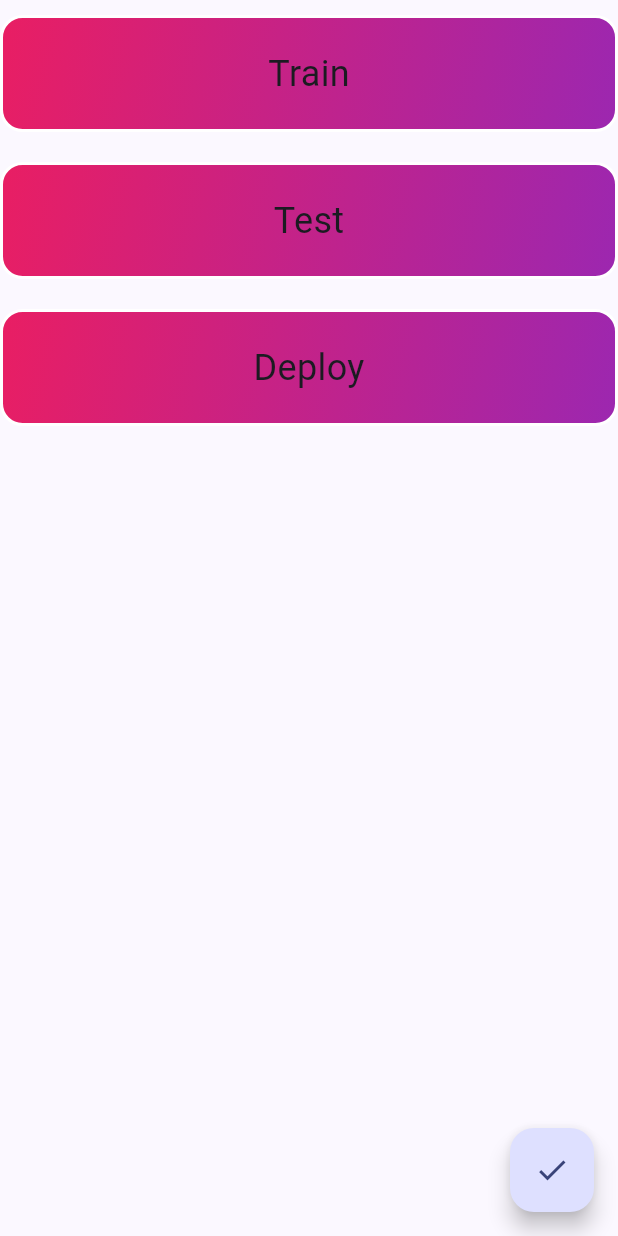
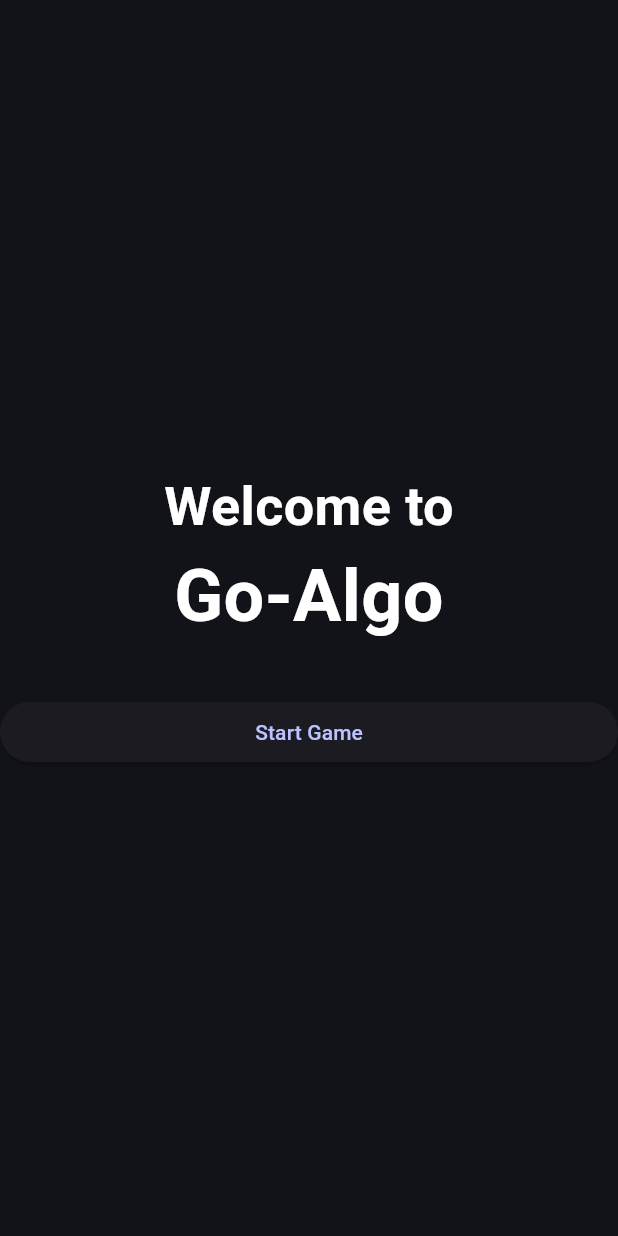
Before and after one commit to Atharva-Malode/Go-Algo-game-AI-Odeyessey, a Flutter app: the screen it shows after launch, on a phone screen of 412 x 824 dp. Run offline on Flutter 3.47's test engine with Material 2 defaults, Android fonts, the phone set to English and light mode, and no system bars.

Commit message:
checking commit

```diff
--- a/algo/lib/main.dart
+++ b/algo/lib/main.dart
@@ -1,4 +1,5 @@
 import 'package:flutter/material.dart';
+import './start-screen.dart';
 
 void main() {
   runApp(const MyApp());
@@ -14,127 +15,15 @@ class MyApp extends StatelessWidget {
       theme: ThemeData(
         colorSchemeSeed: Colors.indigo,
         useMaterial3: true,
-        brightness: Brightness.light,
+        brightness: Brightness.dark,
       ),
       darkTheme: ThemeData(
         colorSchemeSeed: Colors.blue,
         useMaterial3: true,
         brightness: Brightness.dark,
       ),
-      home: MyHomePage(),
+      home: const StartPage(),
       debugShowCheckedModeBanner: false,
     );
   }
 }
-
-class MyHomePage extends StatefulWidget {
-  MyHomePage({Key? key}) : super(key: key);
-
-  @override
-  _MyHomePageState createState() => _MyHomePageState();
-}
-
-class _MyHomePageState extends State<MyHomePage> {
-  List<String> stepList = [
-    'Train',
-    'Test',
-    'Deploy',
-  ];
-
-  final List<String> correctOrderList = ['Train', 'Test', 'Deploy'];
-
-  bool isOrderCorrect() {
-    for (int i = 0; i < stepList.length; i++) {
-      if (stepList[i] != correctOrderList[i]) {
-        return false;
-      }
-    }
-    return true;
-  }
-
-  @override
-  Widget build(BuildContext context) {
-    return Scaffold(
-      body: ReorderableListView(
-        children: stepList
-            .map(
-              (step) => Padding(
-                key: ValueKey(step),
-                padding: const EdgeInsets.symmetric(vertical: 10.0),
-                child: Container(
-                  width: 200,
-                  padding: const EdgeInsets.all(20.0),
-                  decoration: BoxDecoration(
-                    gradient: LinearGradient(
-                      colors: [Colors.pink, Colors.purple],
-                      begin: Alignment.topLeft,
-                      end: Alignment.bottomRight,
-                    ),
-                    borderRadius: BorderRadius.circular(15.0),
-                    border: Border.all(
-                      color: Colors.white,
-                      width: 2.0,
-                    ),
-                  ),
-                  child: Center(
-                    child: Text(
-                      step,
-                      style: const TextStyle(fontSize: 24.0),
-                    ),
-                  ),
-                ),
-              ),
-            )
-            .toList(),
-        onReorder: (int oldIndex, int newIndex) {
-          setState(() {
-            if (newIndex > oldIndex) {
-              newIndex -= 1;
-            }
-            final String item = stepList.removeAt(oldIndex);
-            stepList.insert(newIndex, item);
-          });
-        },
-      ),
-      floatingActionButton: FloatingActionButton(
-        onPressed: () {
-          if (isOrderCorrect()) {
-            Navigator.push(
-              context,
-              PageRouteBuilder(
-                pageBuilder: (context, animation, secondaryAnimation) => NextPage(),
-                transitionsBuilder: (context, animation, secondaryAnimation, child) {
-                  return FadeTransition(
-                    opacity: animation,
-                    child: child,
-                  );
-                },
-              ),
-            );
-            print('Order is correct, moving to next page...');
-          }
-          else {
-            showDialog(
-              context: context,
-              builder: (BuildContext context) {
-                return AlertDialog(
-                  title: const Text('Try Again'),
-                  content: const Text('The sequence is incorrect. Please try again.'),
-                  actions: <Widget>[
-                    TextButton(
-                      onPressed: () {
-                        Navigator.of(context).pop();
-                      },
-                      child: const Text('OK'),
-                    ),
-                  ],
-                );
-              }
-            );
-          }
-        },
-        child: const Icon(Icons.check),
-      ),
-    );
-  }
-}
--- a/algo/lib/start-screen.dart
+++ b/algo/lib/start-screen.dart
@@ -0,0 +1,118 @@
+// ignore: file_names
+import 'dart:async';
+
+import 'package:flutter/material.dart';
+import './login/login1.dart';
+
+class StartPage extends StatefulWidget {
+  const StartPage({Key? key}) : super(key: key);
+
+  @override
+  // ignore: library_private_types_in_public_api
+  _StartPageState createState() => _StartPageState();
+}
+
+class _StartPageState extends State<StartPage>
+    with SingleTickerProviderStateMixin {
+  late AnimationController _controller;
+  late Animation<Offset> _slideAnimation;
+  late Animation<double> _fadeAnimation;
+
+  @override
+  void initState() {
+    super.initState();
+
+    _controller = AnimationController(
+      vsync: this,
+      duration: const Duration(seconds: 1),
+    );
+
+    _slideAnimation = Tween<Offset>(
+      begin: const Offset(0.0, 1.0),
+      end: const Offset(0.0, 0.0),
+    ).animate(CurvedAnimation(
+      parent: _controller,
+      curve: Curves.easeOut,
+    ));
+
+    _fadeAnimation = Tween<double>(
+      begin: 0.0,
+      end: 1.0,
+    ).animate(CurvedAnimation(
+      parent: _controller,
+      curve: Curves.easeOut,
+    ));
+
+    Timer(const Duration(milliseconds: 500), () => _controller.forward());
+  }
+
+  @override
+  void dispose() {
+    _controller.dispose();
+    super.dispose();
+  }
+
+  void _onStartPressed() {
+    Navigator.push(
+      context,
+      MaterialPageRoute(builder: (context) => const LoginPage()),
+    );
+  }
+
+  @override
+  Widget build(BuildContext context) {
+    return Scaffold(
+      body: Stack(
+        children: [
+          Column(
+            mainAxisAlignment: MainAxisAlignment.center,
+            crossAxisAlignment: CrossAxisAlignment.stretch,
+            children: [
+              SlideTransition(
+                position: _slideAnimation,
+                child: FadeTransition(
+                  opacity: _fadeAnimation,
+                  child: const Text(
+                    'Welcome to',
+                    textAlign: TextAlign.center,
+                    style: TextStyle(
+                      color: Colors.white,
+                      fontSize: 36.0,
+                      fontWeight: FontWeight.bold,
+                    ),
+                  ),
+                ),
+              ),
+              SlideTransition(
+                position: _slideAnimation,
+                child: FadeTransition(
+                  opacity: _fadeAnimation,
+                  child: const Text(
+                    'Go-Algo',
+                    textAlign: TextAlign.center,
+                    style: TextStyle(
+                      color: Colors.white,
+                      fontSize: 48.0,
+                      fontWeight: FontWeight.bold,
+                    ),
+                  ),
+                ),
+              ),
+              const SizedBox(height: 32.0),
+              SlideTransition(
+                position: _slideAnimation,
+                child: FadeTransition(
+                  opacity: _fadeAnimation,
+                  child: ElevatedButton(
+                    onPressed: _onStartPressed,
+                    child: const Text('Start Game'),
+                  ),
+                ),
+              ),
+            ],
+          ),
+        ],
+      ),
+    );
+  }
+}
```
Also changed, not shown: algo/lib/login/login1.dart (+63 -0 lines), algo/lib/quiz/quiz1.dart (+110 -0 lines).
